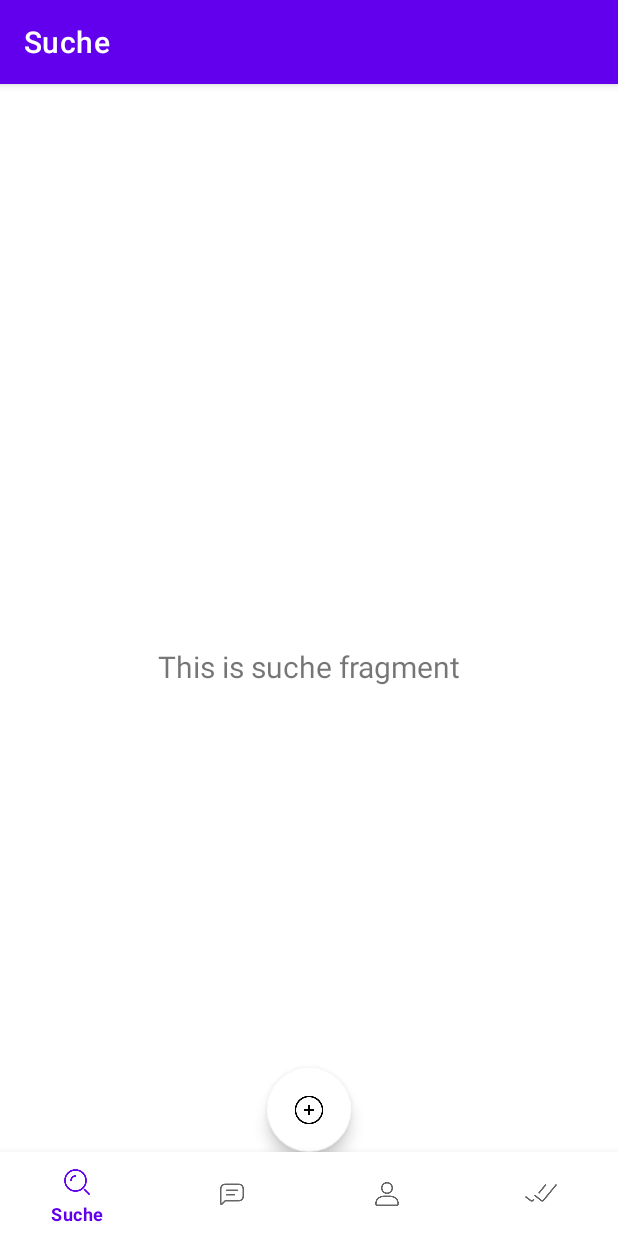
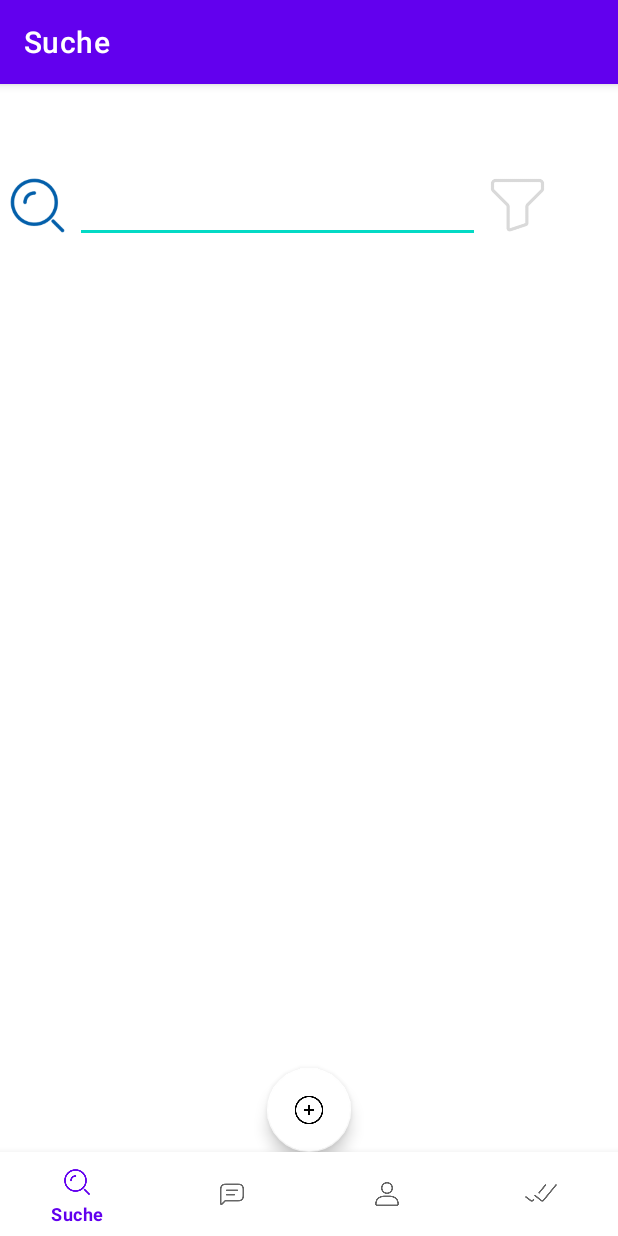
Before and after one commit to pagr1011/EasyTaskApp, an Android app: the SucheFragment screen opened directly, with no data from a screen before it, on a phone screen of 412 x 824 dp. Run offline under Robolectric (Android 15) with nearby library versions, the phone set to English and light mode, and no system bars; our stand-ins replace navigation-ui.

Commit message:
SucheFragment angepasst

```diff
--- a/app/src/main/java/com/app/e_business_easytask/ui/suche/SucheFragment.java
+++ b/app/src/main/java/com/app/e_business_easytask/ui/suche/SucheFragment.java
@@ -1,11 +1,9 @@
 package com.app.e_business_easytask.ui.suche;
 
-import android.content.Intent;
 import android.os.Bundle;
 import android.view.LayoutInflater;
 import android.view.View;
 import android.view.ViewGroup;
-import android.widget.TextView;
 
 import androidx.annotation.NonNull;
 import androidx.fragment.app.Fragment;
@@ -25,8 +23,6 @@ public class SucheFragment extends Fragment {
         binding = FragmentSucheBinding.inflate(inflater, container, false);
         View root = binding.getRoot();
 
-        final TextView textView = binding.textSuche;
-        sucheViewModel.getText().observe(getViewLifecycleOwner(), textView::setText);
         return root;
     }
 
--- a/app/src/main/res/layout/fragment_suche.xml
+++ b/app/src/main/res/layout/fragment_suche.xml
@@ -6,17 +6,34 @@
     android:layout_height="match_parent"
     tools:context=".ui.suche.SucheFragment">
 
-    <TextView
-        android:id="@+id/text_suche"
-        android:layout_width="match_parent"
-        android:layout_height="wrap_content"
-        android:layout_marginStart="8dp"
-        android:layout_marginTop="8dp"
-        android:layout_marginEnd="8dp"
-        android:textAlignment="center"
-        android:textSize="20sp"
-        app:layout_constraintBottom_toBottomOf="parent"
-        app:layout_constraintEnd_toEndOf="parent"
-        app:layout_constraintStart_toStartOf="parent"
-        app:layout_constraintTop_toTopOf="parent" />
+    <LinearLayout
+        android:layout_width="370dp"
+        android:layout_height="50dp"
+        android:orientation="horizontal"
+        tools:layout_editor_absoluteX="20dp"
+        tools:layout_editor_absoluteY="20dp">
+
+        <ImageView
+            android:id="@+id/imageViewSuche"
+            android:layout_width="50dp"
+            android:layout_height="50dp"
+            app:srcCompat="@drawable/ic_suche_blue" />
+
+        <EditText
+            android:id="@+id/editTextSuche"
+            android:layout_width="0dp"
+            android:layout_height="50dp"
+            android:layout_weight="1"
+            android:ems="10"
+            android:inputType="text" />
+
+        <ImageView
+            android:id="@+id/imageViewFilter"
+            android:layout_width="50dp"
+            android:layout_height="50dp"
+            android:onClick="onSearchFilterClick"
+            app:srcCompat="@drawable/ic_filter_alt_light" />
+    </LinearLayout>
+
+
 </androidx.constraintlayout.widget.ConstraintLayout>
```
